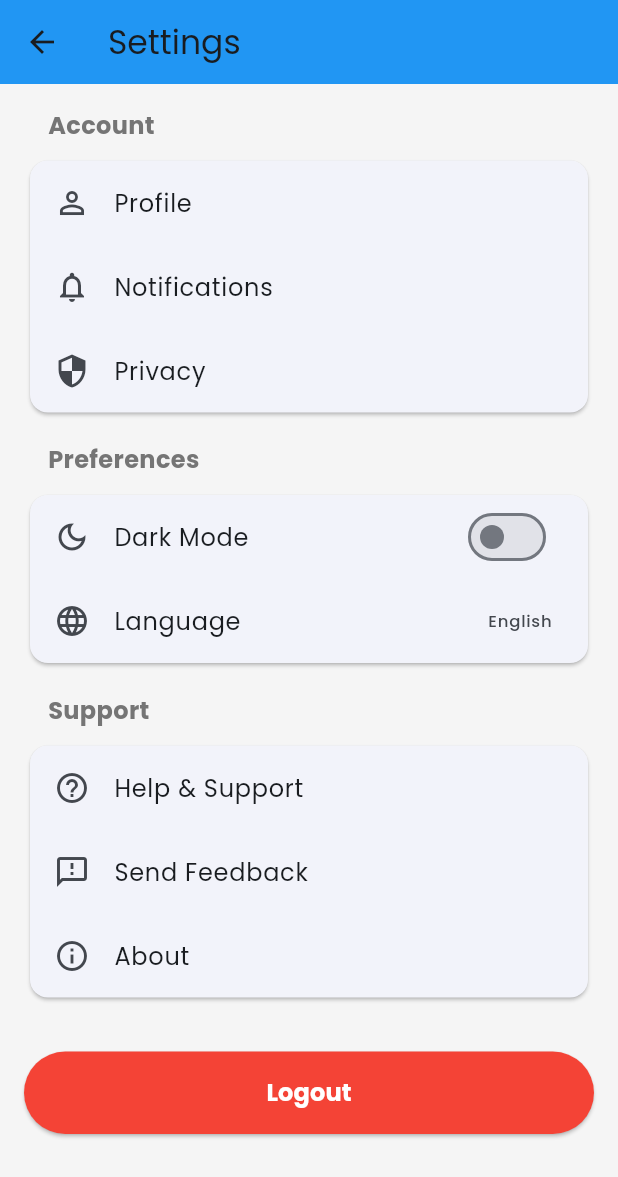
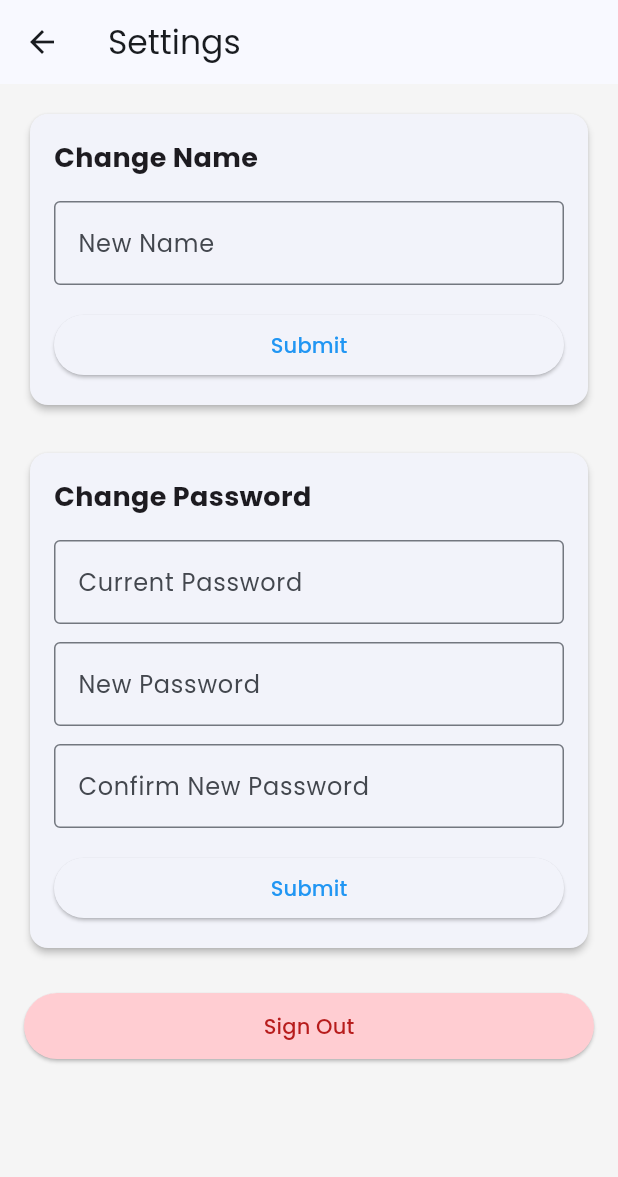
Before and after one commit to utku-13/CS310_Project, a Flutter app: the SettingsPage screen opened by its route, on a phone screen of 412 x 824 dp. Shown: the top 1177 px of the screen. Run offline on Flutter 3.47's test engine with Material 3 defaults, Android fonts, the phone set to English and light mode, and no system bars; our stand-ins replace google_fonts.

Commit message:
for settings page

```diff
--- a/cs310_project/lib/screens/settings_page.dart
+++ b/cs310_project/lib/screens/settings_page.dart
@@ -1,159 +1,185 @@
 import 'package:flutter/material.dart';
 import '../utils/app_styles.dart';
 
-class SettingsPage extends StatelessWidget {
+class SettingsPage extends StatefulWidget {
   const SettingsPage({super.key});
+
+  @override
+  State<SettingsPage> createState() => _SettingsPageState();
+}
+
+class _SettingsPageState extends State<SettingsPage> {
+  final TextEditingController _newNameController = TextEditingController();
+  final TextEditingController _oldPasswordController = TextEditingController();
+  final TextEditingController _newPasswordController = TextEditingController();
+  final TextEditingController _confirmPasswordController = TextEditingController();
+
+  @override
+  void dispose() {
+    _newNameController.dispose();
+    _oldPasswordController.dispose();
+    _newPasswordController.dispose();
+    _confirmPasswordController.dispose();
+    super.dispose();
+  }
 
   @override
   Widget build(BuildContext context) {
     return Scaffold(
       appBar: AppBar(
         title: const Text('Settings'),
-        backgroundColor: AppStyles.primaryColor,
       ),
       body: ListView(
-        padding: const EdgeInsets.all(AppStyles.defaultPadding),
+        padding: const EdgeInsets.all(16.0),
         children: [
-          _buildSection(
-            title: 'Account',
-            children: [
-              _buildSettingTile(
-                icon: Icons.person_outline,
-                title: 'Profile',
-                onTap: () {
-                  // TODO: Navigate to profile page
-                },
-              ),
-              _buildSettingTile(
-                icon: Icons.notifications_outlined,
-                title: 'Notifications',
-                onTap: () {
-                  // TODO: Navigate to notifications settings
-                },
-              ),
-              _buildSettingTile(
-                icon: Icons.security_outlined,
-                title: 'Privacy',
-                onTap: () {
-                  // TODO: Navigate to privacy settings
-                },
-              ),
-            ],
-          ),
-          const SizedBox(height: AppStyles.defaultPadding),
-          _buildSection(
-            title: 'Preferences',
-            children: [
-              _buildSettingTile(
-                icon: Icons.dark_mode_outlined,
-                title: 'Dark Mode',
-                trailing: Switch(
-                  value: false, // TODO: Implement theme switching
-                  onChanged: (value) {
-                    // TODO: Toggle dark mode
-                  },
-                ),
-              ),
-              _buildSettingTile(
-                icon: Icons.language_outlined,
-                title: 'Language',
-                trailing: const Text('English'),
-                onTap: () {
-                  // TODO: Show language selection
-                },
-              ),
-            ],
-          ),
-          const SizedBox(height: AppStyles.defaultPadding),
-          _buildSection(
-            title: 'Support',
-            children: [
-              _buildSettingTile(
-                icon: Icons.help_outline,
-                title: 'Help & Support',
-                onTap: () {
-                  // TODO: Show help center
-                },
-              ),
-              _buildSettingTile(
-                icon: Icons.feedback_outlined,
-                title: 'Send Feedback',
-                onTap: () {
-                  // TODO: Show feedback form
-                },
-              ),
-              _buildSettingTile(
-                icon: Icons.info_outline,
-                title: 'About',
-                onTap: () {
-                  // TODO: Show about page
-                },
-              ),
-            ],
-          ),
-          const SizedBox(height: AppStyles.defaultPadding * 2),
-          ElevatedButton(
-            onPressed: () {
-              // TODO: Implement logout
-            },
-            style: ElevatedButton.styleFrom(
-              backgroundColor: Colors.red,
-              padding: const EdgeInsets.symmetric(vertical: 16),
-            ),
-            child: const Text(
-              'Logout',
-              style: TextStyle(
-                color: Colors.white,
-                fontSize: 16,
-                fontWeight: FontWeight.bold,
-              ),
-            ),
-          ),
+          _buildNameChangeSection(),
+          const SizedBox(height: 24),
+          _buildPasswordChangeSection(),
+          const SizedBox(height: 24),
+          _buildSignOutButton(),
         ],
       ),
     );
   }
 
-  Widget _buildSection({
-    required String title,
-    required List<Widget> children,
-  }) {
-    return Column(
+  Widget _buildNameChangeSection() {
+    return Card(
+      elevation: 2,
+      child: Padding(
+        padding: const EdgeInsets.all(16.0),
+        child: Column(
           crossAxisAlignment: CrossAxisAlignment.start,
           children: [
-        Padding(
-          padding: const EdgeInsets.only(
-            left: AppStyles.defaultPadding,
-            bottom: AppStyles.defaultPadding / 2,
-          ),
-          child: Text(
-            title,
-            style: AppStyles.bodyStyle.copyWith(
+            const Text(
+              'Change Name',
+              style: TextStyle(
+                fontSize: 18,
                 fontWeight: FontWeight.bold,
-              color: Colors.grey[600],
               ),
             ),
+            const SizedBox(height: 16),
+            TextField(
+              controller: _newNameController,
+              decoration: const InputDecoration(
+                labelText: 'New Name',
+                border: OutlineInputBorder(),
               ),
-        Card(
-          child: Column(
-            children: children,
+            ),
+            const SizedBox(height: 16),
+            SizedBox(
+              width: double.infinity,
+              child: ElevatedButton(
+                onPressed: () {
+                  // Update name functionality
+                  if (_newNameController.text.isNotEmpty) {
+                    ScaffoldMessenger.of(context).showSnackBar(
+                      const SnackBar(content: Text('Name updated successfully')),
+                    );
+                  } else {
+                    ScaffoldMessenger.of(context).showSnackBar(
+                      const SnackBar(content: Text('Please enter a new name')),
+                    );
+                  }
+                },
+                child: const Text('Submit'),
               ),
             ),
           ],
+        ),
+      ),
     );
   }
 
-  Widget _buildSettingTile({
-    required IconData icon,
-    required String title,
-    Widget? trailing,
-    VoidCallback? onTap,
-  }) {
-    return ListTile(
-      leading: Icon(icon),
-      title: Text(title),
-      trailing: trailing,
-      onTap: onTap,
+  Widget _buildPasswordChangeSection() {
+    return Card(
+      elevation: 2,
+      child: Padding(
+        padding: const EdgeInsets.all(16.0),
+        child: Column(
+          crossAxisAlignment: CrossAxisAlignment.start,
+          children: [
+            const Text(
+              'Change Password',
+              style: TextStyle(
+                fontSize: 18,
+                fontWeight: FontWeight.bold,
+              ),
+            ),
+            const SizedBox(height: 16),
+            TextField(
+              controller: _oldPasswordController,
+              obscureText: true,
+              decoration: const InputDecoration(
+                labelText: 'Current Password',
+                border: OutlineInputBorder(),
+              ),
+            ),
+            const SizedBox(height: 12),
+            TextField(
+              controller: _newPasswordController,
+              obscureText: true,
+              decoration: const InputDecoration(
+                labelText: 'New Password',
+                border: OutlineInputBorder(),
+              ),
+            ),
+            const SizedBox(height: 12),
+            TextField(
+              controller: _confirmPasswordController,
+              obscureText: true,
+              decoration: const InputDecoration(
+                labelText: 'Confirm New Password',
+                border: OutlineInputBorder(),
+              ),
+            ),
+            const SizedBox(height: 16),
+            SizedBox(
+              width: double.infinity,
+              child: ElevatedButton(
+                onPressed: () {
+                  // Change password functionality
+                  if (_oldPasswordController.text.isEmpty) {
+                    ScaffoldMessenger.of(context).showSnackBar(
+                      const SnackBar(content: Text('Please enter your current password')),
+                    );
+                  } else if (_newPasswordController.text.isEmpty) {
+                    ScaffoldMessenger.of(context).showSnackBar(
+                      const SnackBar(content: Text('Please enter a new password')),
+                    );
+                  } else if (_newPasswordController.text != _confirmPasswordController.text) {
+                    ScaffoldMessenger.of(context).showSnackBar(
+                      const SnackBar(content: Text('New passwords do not match')),
+                    );
+                  } else {
+                    ScaffoldMessenger.of(context).showSnackBar(
+                      const SnackBar(content: Text('Password updated successfully')),
+                    );
+                  }
+                },
+                child: const Text('Submit'),
+              ),
+            ),
+          ],
+        ),
+      ),
+    );
+  }
+
+  Widget _buildSignOutButton() {
+    return ElevatedButton(
+      onPressed: () {
+        // Sign out functionality
+        Navigator.of(context).pushNamedAndRemoveUntil(
+          '/',
+          (route) => false,
+        );
+      },
+      style: ElevatedButton.styleFrom(
+        backgroundColor: Colors.red.shade100,
+        foregroundColor: Colors.red.shade900,
+        padding: const EdgeInsets.symmetric(vertical: 12),
+      ),
+      child: const Text('Sign Out'),
     );
   }
 }
```
Also changed, not shown: 3 other files. Lines whose indentation alone changed are shown as unchanged.
